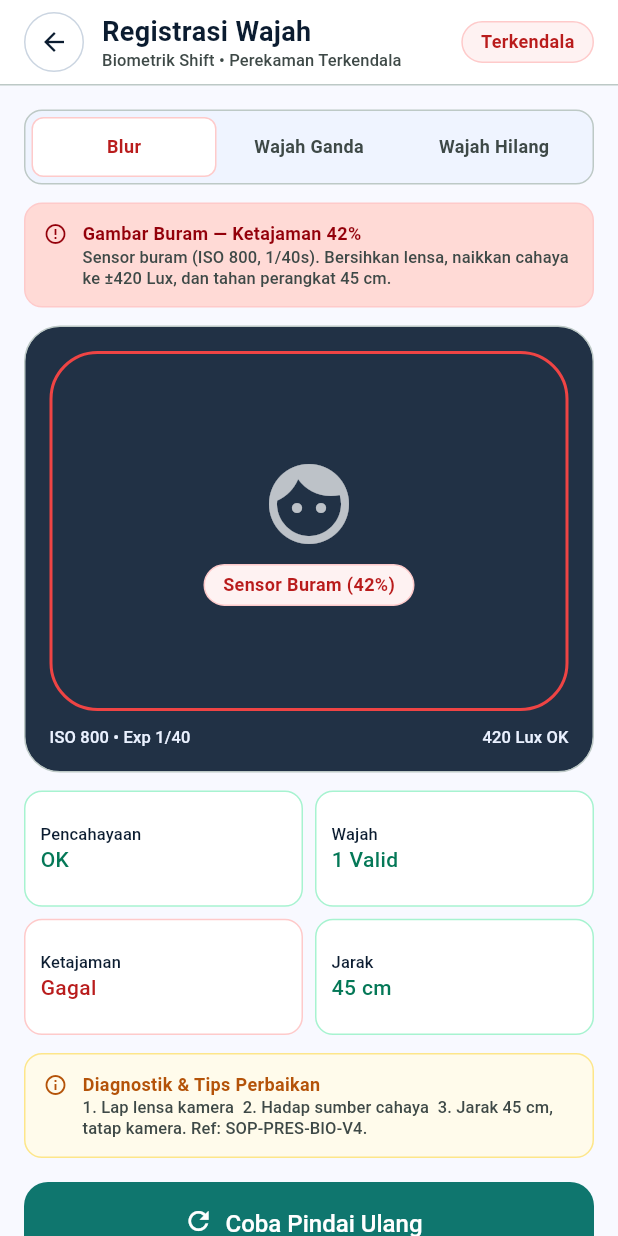
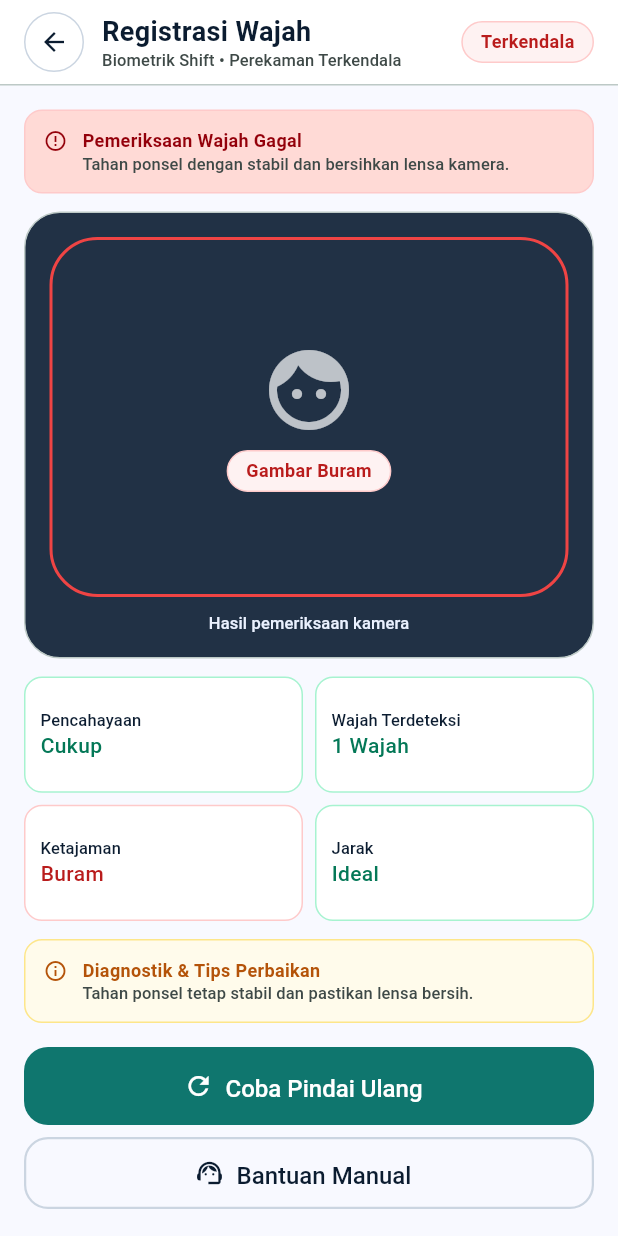
Before and after one commit to bayutra/FACEabsen_Mobile, a Flutter app: the FaceScanIssueScreen screen opened directly, on a phone screen of 412 x 824 dp. Run offline on Flutter 3.47's test engine with Material 3 defaults, Android fonts, the phone set to English and light mode, and no system bars; our stand-ins replace camera, device_info_plus, dio, flutter_secure_storage, package_info_plus; missing offline and left inert: cryptography, flutter_jailbreak_detection, google_mlkit_face_detection, tflite_flutter; accounts and stored records are empty.

Commit message:
docs/face: update PRD dan layar face capture/registered/issue

```diff
--- a/mobile/lib/features/face/presentation/face_capture_screen.dart
+++ b/mobile/lib/features/face/presentation/face_capture_screen.dart
@@ -18,7 +18,8 @@ class FaceCaptureScreen extends StatefulWidget {
   State<FaceCaptureScreen> createState() => _FaceCaptureScreenState();
 }
 
-class _FaceCaptureScreenState extends State<FaceCaptureScreen> with WidgetsBindingObserver {
+class _FaceCaptureScreenState extends State<FaceCaptureScreen>
+    with WidgetsBindingObserver {
   CameraController? _controller;
   String? _error;
   bool _busy = false;
@@ -38,7 +39,8 @@ class _FaceCaptureScreenState extends State<FaceCaptureScreen> with WidgetsBindi
   void didChangeAppLifecycleState(AppLifecycleState state) {
     // Backgrounding with an open session resumes to a dead preview whose
     // takePicture throws (frozen scan). Drop the session; rebuild on resume.
-    if (state == AppLifecycleState.paused || state == AppLifecycleState.inactive) {
+    if (state == AppLifecycleState.paused ||
+        state == AppLifecycleState.inactive) {
       final CameraController? controller = _controller;
       _controller = null;
       controller?.dispose();
@@ -95,7 +97,8 @@ class _FaceCaptureScreenState extends State<FaceCaptureScreen> with WidgetsBindi
     });
     try {
       final XFile shot = await controller.takePicture();
-      final FaceCapture? capture = await widget.faces.captureEmbedding(shot.path);
+      final FaceCapture? capture =
+          await widget.faces.captureEmbedding(shot.path);
       if (!mounted) return;
       if (capture == null) {
         final String message = await widget.faces.rejectionMessage(shot.path);
@@ -103,8 +106,7 @@ class _FaceCaptureScreenState extends State<FaceCaptureScreen> with WidgetsBindi
         if (!mounted) return;
         setState(() {
           _error = message;
-          _failGate =
-              (gate != null && gate != FaceGate.ok) ? gate : null;
+          _failGate = (gate != null && gate != FaceGate.ok) ? gate : null;
           _busy = false;
         });
         return;
@@ -126,7 +128,8 @@ class _FaceCaptureScreenState extends State<FaceCaptureScreen> with WidgetsBindi
     final bool? retry = await Navigator.of(context).push<bool>(
       MaterialPageRoute(
         builder: (_) => FaceScanIssueScreen(
-          initialTab: FaceScanIssueScreen.tabForGate(gate),
+          gate: gate,
+          message: _error,
           onRetry: () => Navigator.of(context).pop(true),
           onHelp: () => Navigator.of(context).pop(false),
         ),
@@ -136,7 +139,8 @@ class _FaceCaptureScreenState extends State<FaceCaptureScreen> with WidgetsBindi
     if (retry == false) {
       ScaffoldMessenger.of(context).showSnackBar(
         const SnackBar(
-          content: Text('Hubungi Helpdesk SIMRS Ext. 104 untuk verifikasi manual.'),
+          content:
+              Text('Hubungi Helpdesk SIMRS Ext. 104 untuk verifikasi manual.'),
         ),
       );
     }
@@ -177,7 +181,9 @@ class _FaceCaptureScreenState extends State<FaceCaptureScreen> with WidgetsBindi
                         ),
                       )
                     : controller == null
-                        ? const Center(child: CircularProgressIndicator(color: Colors.white))
+                        ? const Center(
+                            child:
+                                CircularProgressIndicator(color: Colors.white))
                         : Stack(
                             fit: StackFit.expand,
                             children: [
@@ -226,7 +232,8 @@ class _FaceCaptureScreenState extends State<FaceCaptureScreen> with WidgetsBindi
                       padding: const EdgeInsets.only(bottom: 12),
                       child: Text(_error!,
                           textAlign: TextAlign.center,
-                          style: const TextStyle(color: AppColors.errorText, fontSize: 14)),
+                          style: const TextStyle(
+                              color: AppColors.errorText, fontSize: 14)),
                     ),
             FilledButton(
               onPressed: (controller == null || _busy) ? null : _capture,
--- a/mobile/lib/features/face/presentation/face_registered_screen.dart
+++ b/mobile/lib/features/face/presentation/face_registered_screen.dart
@@ -69,7 +69,8 @@ class FaceRegisteredScreen extends StatelessWidget {
               mainAxisSize: MainAxisSize.min,
               children: [
                 Text('Versi ${notice.version}',
-                    style: const TextStyle(color: AppColors.inkSecondary, fontSize: 12)),
+                    style: const TextStyle(
+                        color: AppColors.inkSecondary, fontSize: 12)),
                 const SizedBox(height: 8),
                 Text(notice.body, style: const TextStyle(fontSize: 14)),
               ],
@@ -129,7 +130,8 @@ class FaceRegisteredScreen extends StatelessWidget {
             child: Text(
               'Pendaftaran Wajah Berhasil!',
               textAlign: TextAlign.center,
-              style: TextStyle(fontSize: 28, fontWeight: FontWeight.w700, height: 36 / 28),
+              style: TextStyle(
+                  fontSize: 28, fontWeight: FontWeight.w700, height: 36 / 28),
             ),
           ),
           const SizedBox(height: 6),
@@ -203,7 +205,8 @@ class FaceRegisteredScreen extends StatelessWidget {
                       color: AppColors.tealBadgeBg,
                       border: Border.all(color: AppColors.primary, width: 3),
                     ),
-                    child: const Icon(Icons.face, size: 62, color: AppColors.primary),
+                    child: const Icon(Icons.face,
+                        size: 62, color: AppColors.primary),
                   ),
                   Positioned(
                     right: 8,
@@ -214,7 +217,8 @@ class FaceRegisteredScreen extends StatelessWidget {
                         color: AppColors.success,
                         shape: BoxShape.circle,
                       ),
-                      child: const Icon(Icons.check, size: 18, color: Colors.white),
+                      child: const Icon(Icons.check,
+                          size: 18, color: Colors.white),
                     ),
                   ),
                   Positioned(
@@ -248,7 +252,8 @@ class FaceRegisteredScreen extends StatelessWidget {
                 Icon(Icons.verified_user, size: 13, color: AppColors.primary),
                 SizedBox(width: 5),
                 Text('Template Terdaftar',
-                    style: TextStyle(fontSize: 11, color: AppColors.inkSecondary)),
+                    style:
+                        TextStyle(fontSize: 11, color: AppColors.inkSecondary)),
               ],
             ),
           ],
@@ -260,16 +265,19 @@ class FaceRegisteredScreen extends StatelessWidget {
           children: [
             Row(
               children: [
-                  const Icon(Icons.badge_outlined, size: 18, color: AppColors.primary),
+                const Icon(Icons.badge_outlined,
+                    size: 18, color: AppColors.primary),
                 const SizedBox(width: 10),
                 Expanded(
                   child: Column(
                     crossAxisAlignment: CrossAxisAlignment.start,
                     children: [
                       const Text('NIP / ID Karyawan',
-                            style: TextStyle(fontSize: 10, color: AppColors.inkSecondary)),
+                          style: TextStyle(
+                              fontSize: 10, color: AppColors.inkSecondary)),
                       Text(employeeNo,
-                            style: const TextStyle(fontSize: 14, fontWeight: FontWeight.w700)),
+                          style: const TextStyle(
+                              fontSize: 14, fontWeight: FontWeight.w700)),
                       Text(displayName,
                           style: const TextStyle(
                               fontSize: 11,
@@ -278,11 +286,6 @@ class FaceRegisteredScreen extends StatelessWidget {
                     ],
                   ),
                 ),
-                  const _Pill(
-                    'Perawat Rawat Inap',
-                    AppColors.surfaceContainer,
-                    AppColors.inkSecondary,
-                  ),
               ],
             ),
             const Divider(height: 20),
@@ -290,14 +293,17 @@ class FaceRegisteredScreen extends StatelessWidget {
             const SizedBox(height: 10),
             Row(
               children: [
-                  const Icon(Icons.lock_outline, size: 16, color: AppColors.inkSecondary),
+                const Icon(Icons.lock_outline,
+                    size: 16, color: AppColors.inkSecondary),
                 const SizedBox(width: 10),
                 const Expanded(
                   child: Text('Status Enkripsi',
-                        style: TextStyle(fontSize: 12, color: AppColors.inkSecondary)),
+                      style: TextStyle(
+                          fontSize: 12, color: AppColors.inkSecondary)),
                 ),
                 Container(
-                    padding: const EdgeInsets.symmetric(horizontal: 10, vertical: 4),
+                  padding:
+                      const EdgeInsets.symmetric(horizontal: 10, vertical: 4),
                   decoration: BoxDecoration(
                     color: AppColors.canvas,
                     borderRadius: BorderRadius.circular(8),
@@ -318,7 +324,8 @@ class FaceRegisteredScreen extends StatelessWidget {
                       ),
                       SizedBox(width: 6),
                       Text('SIMRS (AES-256)',
-                            style: TextStyle(fontSize: 11, fontWeight: FontWeight.w600)),
+                          style: TextStyle(
+                              fontSize: 11, fontWeight: FontWeight.w600)),
                     ],
                   ),
                 ),
@@ -327,11 +334,13 @@ class FaceRegisteredScreen extends StatelessWidget {
             const SizedBox(height: 10),
             Row(
               children: [
-                  const Icon(Icons.schedule, size: 16, color: AppColors.inkSecondary),
+                const Icon(Icons.schedule,
+                    size: 16, color: AppColors.inkSecondary),
                 const SizedBox(width: 10),
                 const Expanded(
                   child: Text('Tanggal Registrasi',
-                        style: TextStyle(fontSize: 12, color: AppColors.inkSecondary)),
+                      style: TextStyle(
+                          fontSize: 12, color: AppColors.inkSecondary)),
                 ),
                 Text(
                   registeredAt != null ? formatIdDateTime(registeredAt!) : '—',
@@ -366,7 +375,8 @@ class FaceRegisteredScreen extends StatelessWidget {
                     fontWeight: FontWeight.w700,
                     color: AppColors.primary)),
             Text('(${_qualitySubline(qualityScore)})',
-                style: const TextStyle(fontSize: 11, color: AppColors.inkSecondary)),
+                style: const TextStyle(
+                    fontSize: 11, color: AppColors.inkSecondary)),
           ],
         ),
       ],
@@ -415,6 +425,7 @@ class _Pill extends StatelessWidget {
         bg,
         fg,
         icon: icon,
-        border: bg == AppColors.card ? AppColors.border : AppColors.tealBadgeBorder,
+        border:
+            bg == AppColors.card ? AppColors.border : AppColors.tealBadgeBorder,
       );
 }
--- a/mobile/lib/features/face/presentation/face_scan_issue_screen.dart
+++ b/mobile/lib/features/face/presentation/face_scan_issue_screen.dart
@@ -3,19 +3,27 @@ import 'package:flutter/material.dart';
 import '../../../core/theme/app_colors.dart';
 import '../../../core/widgets/stitch.dart';
 import '../domain/face_quality.dart';
+import 'face_guidance_card.dart';
 
 /// Stitch `pendaftaran_wajah_kendala_pemindaian` — 3 skenario
 /// Blur / Wajah Ganda / Wajah Hilang, viewport dark 24px, grid mutu 2x2,
 /// diagnostik amber, CTA 52px + ghost 48px.
 class FaceScanIssueScreen extends StatefulWidget {
   const FaceScanIssueScreen(
-      {super.key, this.onRetry, this.onHelp, this.initialTab = 0});
+      {super.key,
+      this.onRetry,
+      this.onHelp,
+      this.initialTab = 0,
+      this.gate,
+      this.message});
 
   final VoidCallback? onRetry;
   final VoidCallback? onHelp;
 
   /// Tab awal 0=Blur, 1=Wajah Ganda, 2=Wajah Hilang.
   final int initialTab;
+  final FaceGate? gate;
+  final String? message;
 
   /// Petakan hasil diagnosis pipeline ke tab yang relevan — tidak menebak:
   /// gate piksel/jarak masuk ke Blur, sisanya sesuai hitungan wajah.
@@ -39,19 +47,54 @@ class _FaceScanIssueScreenState extends State<FaceScanIssueScreen> {
     _tab = widget.initialTab.clamp(0, _tabs.length - 1);
   }
 
-  String get _alertTitle => switch (_tab) {
-        0 => 'Gambar Buram — Ketajaman 42%',
-        1 => 'Terdeteksi Lebih dari 1 Wajah',
-        _ => 'Wajah Hilang dari Bingkai',
+  FaceGate get _activeGate =>
+      widget.gate ??
+      switch (_tab) {
+        1 => FaceGate.multipleFaces,
+        2 => FaceGate.noFace,
+        _ => FaceGate.tooBlurry,
       };
 
-  String get _alertDesc => switch (_tab) {
-        0 =>
-          'Sensor buram (ISO 800, 1/40s). Bersihkan lensa, naikkan cahaya ke ±420 Lux, dan tahan perangkat 45 cm.',
-        1 =>
-          'Pastikan hanya wajah Anda di dalam lingkaran. Minta rekan bergeser dari bingkai kamera.',
-        _ =>
-          'Posisikan wajah di dalam lingkaran target. Jaga jarak 40–50 cm dan tatap kamera.',
+  String get _alertTitle => widget.gate == null
+      ? switch (_activeGate) {
+          FaceGate.multipleFaces => 'Terdeteksi Lebih dari 1 Wajah',
+          FaceGate.noFace => 'Wajah Tidak Terdeteksi',
+          _ => 'Pemeriksaan Wajah Gagal',
+        }
+      : guidanceTitle(_activeGate);
+
+  String get _alertDesc =>
+      widget.message ??
+      switch (_activeGate) {
+        FaceGate.tooBlurry =>
+          'Tahan ponsel dengan stabil dan bersihkan lensa kamera.',
+        FaceGate.tooDark =>
+          'Pindah ke tempat yang lebih terang dan hadap sumber cahaya.',
+        FaceGate.tooBright =>
+          'Hindari cahaya langsung yang mengarah ke kamera.',
+        FaceGate.eyesClosed => 'Buka mata dan tatap kamera dengan nyaman.',
+        FaceGate.multipleFaces =>
+          'Pastikan hanya wajah Anda yang terlihat di kamera.',
+        FaceGate.noFace => 'Posisikan wajah di tengah bingkai kamera.',
+        FaceGate.tooSmall => 'Dekatkan wajah ke kamera hingga terlihat jelas.',
+        FaceGate.ok => 'Periksa posisi wajah, pencahayaan, lalu coba kembali.',
+      };
+
+  List<GuidanceTile> get _tiles => guidanceTiles(_activeGate);
+
+  String get _troubleshoot => switch (_activeGate) {
+        FaceGate.tooBlurry =>
+          'Tahan ponsel tetap stabil dan pastikan lensa bersih.',
+        FaceGate.tooDark =>
+          'Cari pencahayaan merata; hindari membelakangi sumber cahaya.',
+        FaceGate.tooBright =>
+          'Hindari cahaya kuat yang langsung mengenai kamera.',
+        FaceGate.eyesClosed => 'Buka mata dan tatap kamera selama pemindaian.',
+        FaceGate.multipleFaces => 'Minta orang lain keluar dari area kamera.',
+        FaceGate.noFace =>
+          'Pastikan izin kamera aktif dan wajah berada di dalam bingkai.',
+        FaceGate.tooSmall => 'Dekatkan ponsel sampai wajah mudah dikenali.',
+        FaceGate.ok => 'Posisikan wajah di tengah bingkai dan coba kembali.',
       };
 
   @override
@@ -71,56 +114,13 @@ class _FaceScanIssueScreenState extends State<FaceScanIssueScreen> {
         body: ListView(
           padding: const EdgeInsets.all(AppColors.pageMargin),
           children: [
-            Container(
-              padding: const EdgeInsets.all(4),
-              decoration: BoxDecoration(
-                color: AppColors.surfaceLow,
-                borderRadius:
-                    BorderRadius.circular(AppColors.radiusInput),
-                border: Border.all(color: AppColors.border),
-              ),
-              child: Row(
-                children: [
-                  for (int i = 0; i < _tabs.length; i++)
-                    Expanded(
-                      child: GestureDetector(
-                        onTap: () => setState(() => _tab = i),
-                        child: Container(
-                          height: 40,
-                          alignment: Alignment.center,
-                          decoration: BoxDecoration(
-                            color: i == _tab
-                                ? AppColors.surfaceLowest
-                                : Colors.transparent,
-                            borderRadius: BorderRadius.circular(8),
-                            border: i == _tab
-                                ? Border.all(
-                                    color: AppColors.roseBorder)
-                                : null,
-                          ),
-                          child: Text(
-                            _tabs[i],
-                            style: AppText.labelMd.copyWith(
-                              color: i == _tab
-                                  ? AppColors.roseText
-                                  : AppColors.inkSecondary,
-                            ),
-                          ),
-                        ),
-                      ),
-                    ),
-                ],
-              ),
-            ),
-            const SizedBox(height: 12),
             InfoBanner(_alertDesc,
                 title: _alertTitle, tone: InfoBannerTone.error),
             const SizedBox(height: 12),
             Container(
               decoration: BoxDecoration(
                 color: AppColors.inverseSurface,
-                borderRadius:
-                    BorderRadius.circular(AppColors.radiusHero),
+                borderRadius: BorderRadius.circular(AppColors.radiusHero),
                 border: Border.all(color: AppColors.border),
               ),
               padding: const EdgeInsets.all(16),
@@ -129,8 +129,8 @@ class _FaceScanIssueScreenState extends State<FaceScanIssueScreen> {
                   Container(
                     height: 240,
                     decoration: BoxDecoration(
-                      borderRadius: BorderRadius.circular(
-                          AppColors.radiusViewport),
+                      borderRadius:
+                          BorderRadius.circular(AppColors.radiusViewport),
                       border: Border.all(
                         color: AppColors.roseFill,
                         width: 2,
@@ -144,11 +144,16 @@ class _FaceScanIssueScreenState extends State<FaceScanIssueScreen> {
                               size: 64, color: Colors.white70),
                           const SizedBox(height: 8),
                           AppPill(
-                            _tab == 0
-                                ? 'Sensor Buram (42%)'
-                                : _tab == 1
-                                    ? '2 Wajah Terdeteksi'
-                                    : 'Wajah Hilang',
+                            switch (_activeGate) {
+                              FaceGate.tooBlurry => 'Gambar Buram',
+                              FaceGate.tooDark => 'Pencahayaan Kurang',
+                              FaceGate.tooBright => 'Pencahayaan Berlebih',
+                              FaceGate.eyesClosed => 'Mata Tertutup',
+                              FaceGate.multipleFaces => 'Wajah Lebih dari Satu',
+                              FaceGate.noFace => 'Wajah Tidak Terdeteksi',
+                              FaceGate.tooSmall => 'Wajah Terlalu Jauh',
+                              FaceGate.ok => 'Perlu Pemindaian Ulang',
+                            },
                             AppColors.roseTint,
                             AppColors.roseText,
                             border: AppColors.roseBorder,
@@ -158,17 +163,9 @@ class _FaceScanIssueScreenState extends State<FaceScanIssueScreen> {
                     ),
                   ),
                   const SizedBox(height: 10),
-                  Row(
-                    mainAxisAlignment: MainAxisAlignment.spaceBetween,
-                    children: [
-                      Text('ISO 800 • Exp 1/40',
-                          style: AppText.labelSm.copyWith(
-                              color: AppColors.onInverseSurface)),
-                      Text('420 Lux OK',
-                          style: AppText.labelSm.copyWith(
-                              color: AppColors.onInverseSurface)),
-                    ],
-                  ),
+                  Text('Hasil pemeriksaan kamera',
+                      style: AppText.labelSm
+                          .copyWith(color: AppColors.onInverseSurface)),
                 ],
               ),
             ),
@@ -180,20 +177,15 @@ class _FaceScanIssueScreenState extends State<FaceScanIssueScreen> {
               mainAxisSpacing: 8,
               crossAxisSpacing: 8,
               childAspectRatio: 2.4,
-              children: const [
-                _QualityTile(
-                    label: 'Pencahayaan', value: 'OK', ok: true),
-                _QualityTile(
-                    label: 'Wajah', value: '1 Valid', ok: true),
-                _QualityTile(
-                    label: 'Ketajaman', value: 'Gagal', ok: false),
-                _QualityTile(
-                    label: 'Jarak', value: '45 cm', ok: true),
+              children: [
+                for (final GuidanceTile tile in _tiles)
+                  _QualityTile(
+                      label: tile.label, value: tile.value, ok: tile.ok),
               ],
             ),
             const SizedBox(height: 12),
-            const InfoBanner(
-              '1. Lap lensa kamera  2. Hadap sumber cahaya  3. Jarak 45 cm, tatap kamera. Ref: SOP-PRES-BIO-V4.',
+            InfoBanner(
+              _troubleshoot,
               title: 'Diagnostik & Tips Perbaikan',
               tone: InfoBannerTone.warning,
             ),
@@ -201,8 +193,8 @@ class _FaceScanIssueScreenState extends State<FaceScanIssueScreen> {
             SizedBox(
               height: AppColors.buttonHeight,
               child: FilledButton.icon(
-                onPressed: widget.onRetry ??
-                    () => Navigator.of(context).pop(true),
+                onPressed:
+                    widget.onRetry ?? () => Navigator.of(context).pop(true),
                 icon: const Icon(Icons.refresh, size: 20),
                 label: const Text('Coba Pindai Ulang'),
               ),
@@ -211,8 +203,8 @@ class _FaceScanIssueScreenState extends State<FaceScanIssueScreen> {
             SizedBox(
               height: AppColors.ghostHeight,
               child: OutlinedButton.icon(
-                onPressed: widget.onHelp ??
-                    () => Navigator.of(context).pop(false),
+                onPressed:
+                    widget.onHelp ?? () => Navigator.of(context).pop(false),
                 icon: const Icon(Icons.support_agent, size: 20),
                 label: const Text('Bantuan Manual'),
               ),
@@ -235,12 +227,9 @@ class _QualityTile extends StatelessWidget {
         padding: const EdgeInsets.all(10),
         decoration: BoxDecoration(
           color: AppColors.surfaceLowest,
-          borderRadius:
-              BorderRadius.circular(AppColors.radiusCardSmall),
+          borderRadius: BorderRadius.circular(AppColors.radiusCardSmall),
           border: Border.all(
-              color: ok
-                  ? AppColors.successBorder
-                  : AppColors.roseBorder),
+              color: ok ? AppColors.successBorder : AppColors.roseBorder),
         ),
         child: Column(
           crossAxisAlignment: CrossAxisAlignment.start,
@@ -250,9 +239,7 @@ class _QualityTile extends StatelessWidget {
             Text(
               value,
               style: AppText.bodyMdMedium.copyWith(
-                color: ok
-                    ? AppColors.successText
-                    : AppColors.roseText,
+                color: ok ? AppColors.successText : AppColors.roseText,
               ),
             ),
           ],
```
Also changed, not shown: 1 other file. Lines whose indentation alone changed are shown as unchanged.
